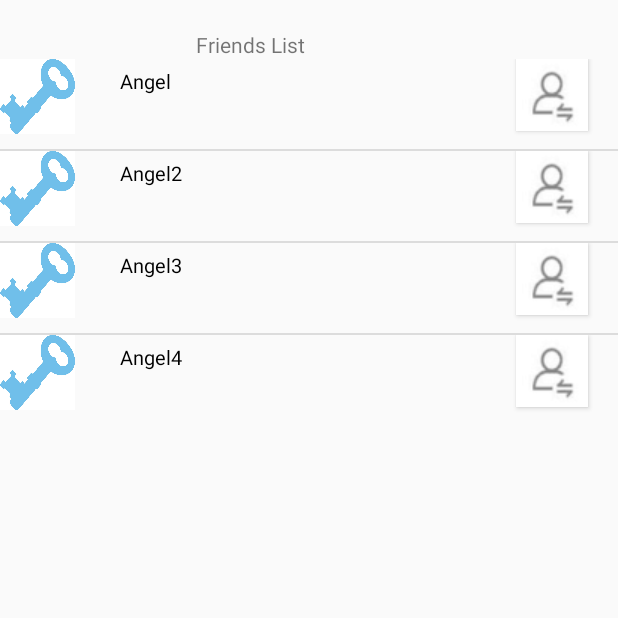
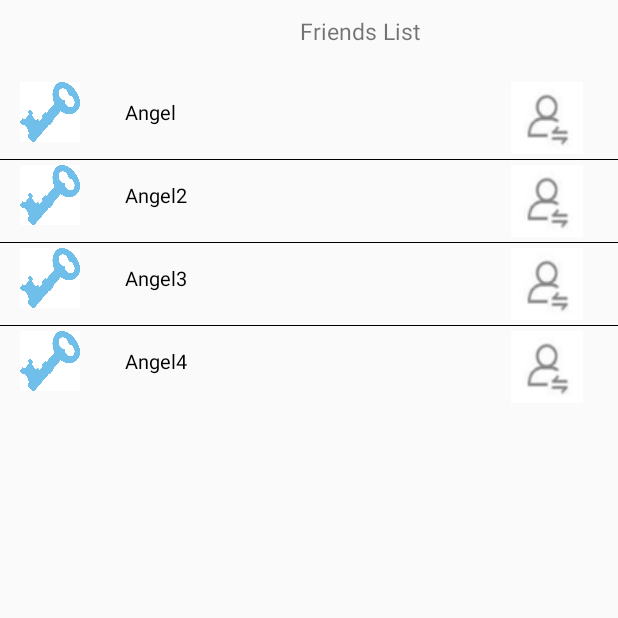
Before and after one commit to vannahz/CurveWrecker, an Android app: the Followers screen opened directly, with no data from a screen before it, on a phone screen of 412 x 824 dp, the top half of it. Run offline under Robolectric (Android 15) with nearby library versions, the phone set to English and light mode, and no system bars.

Commit message:
BUG fixed

```diff
--- a/app/src/main/java/hk/hku/cs/curvewrecker/Followers.java
+++ b/app/src/main/java/hk/hku/cs/curvewrecker/Followers.java
@@ -9,6 +9,7 @@ import android.support.v4.view.PagerAdapter;
 import android.support.v4.view.ViewPager;
 import android.support.v7.app.AppCompatActivity;
 import android.support.v7.widget.Toolbar;
+import android.util.Log;
 import android.view.View;
 import android.widget.AdapterView;
 import android.widget.Button;
@@ -23,14 +24,13 @@ import java.util.Map;
 public class Followers extends AppCompatActivity implements View.OnClickListener{
 
     ListView lv_follower;
-    Button btn_followers_followed;
-    Button btn_followers_fans;
 
     @Override
     protected void onCreate(Bundle savedInstanceState) {
         super.onCreate(savedInstanceState);
         setContentView(R.layout.activity_followers);
         lv_follower = (ListView)findViewById(R.id.lv_followers);
+
 
         SimpleAdapter adapter = new SimpleAdapter(this,
                 getData(),
@@ -46,6 +46,7 @@ public class Followers extends AppCompatActivity implements View.OnClickListener
                 Intent intent;
                 switch (position) {
                     case 0:
+                        Log.v("msg","click");
                         intent = new Intent(Followers.this,Friends.class);
                         startActivity(intent);
                         break;
--- a/app/src/main/res/layout/activity_followers.xml
+++ b/app/src/main/res/layout/activity_followers.xml
@@ -4,22 +4,19 @@
     xmlns:app="http://schemas.android.com/apk/res-auto"
     android:orientation="vertical">
 
-
-    <LinearLayout
-        android:layout_marginTop="20dp"
-        android:layout_width="wrap_content"
-        android:layout_height="wrap_content"
-        android:orientation="horizontal"
-        android:layout_gravity="center_horizontal">
     <TextView
-
+        android:layout_marginTop="10dp"
+        android:layout_marginLeft="200dp"
+        android:textSize="15sp"
         android:layout_width="150dp"
         android:layout_height="wrap_content"
         android:text="Friends List"/>
 
-    </LinearLayout>
-
     <ListView
+        android:divider="#000000"
+        android:dividerHeight="0.5dp"
+        android:clickable="true"
+        android:layout_marginTop="20dp"
         android:id="@+id/lv_followers"
         android:layout_width="fill_parent"
         android:layout_height="wrap_content">
--- a/app/src/main/res/layout/item_followers.xml
+++ b/app/src/main/res/layout/item_followers.xml
@@ -1,12 +1,14 @@
 <?xml version="1.0" encoding="utf-8"?>
 <RelativeLayout xmlns:android="http://schemas.android.com/apk/res/android"
     android:layout_width="fill_parent"
-    android:layout_height="60dp"
+        android:layout_height="wrap_content"
+    android:padding="3dp"
     >
     <ImageView
+        android:layout_marginLeft="10dp"
         android:id="@+id/txt_item_followers_avatar"
-        android:layout_width="50dp"
-        android:layout_height="50dp"
+        android:layout_width="40dp"
+        android:layout_height="40dp"
         android:background="@drawable/img_avatar"
         />
 
@@ -17,12 +19,12 @@
         android:layout_toRightOf="@id/txt_item_followers_avatar"
         android:layout_gravity="center_vertical"
         android:layout_width="200dp"
-        android:layout_height="30dp"
+        android:layout_height="40dp"
         android:layout_marginLeft="30dp"
         android:gravity="center_vertical"
         android:textSize="13sp"/>
 
-    <Button
+    <ImageView
         android:id="@+id/btn_followers_follow"
         android:background="@drawable/img_followed"
         android:layout_width="48dp"
```
